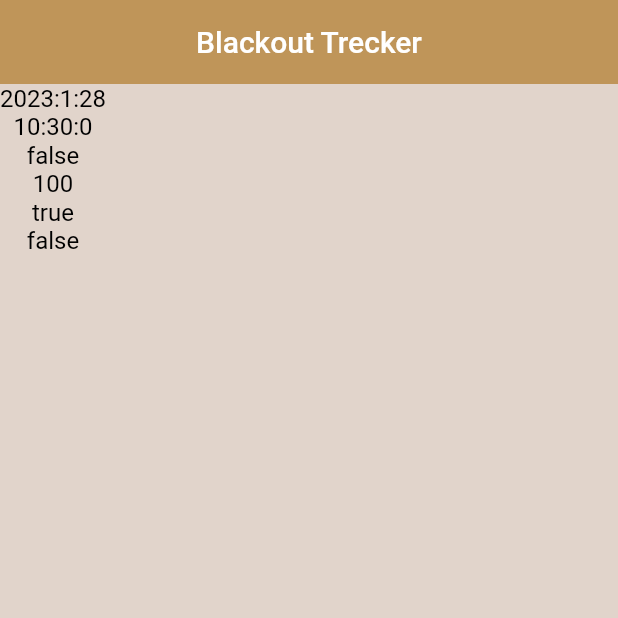
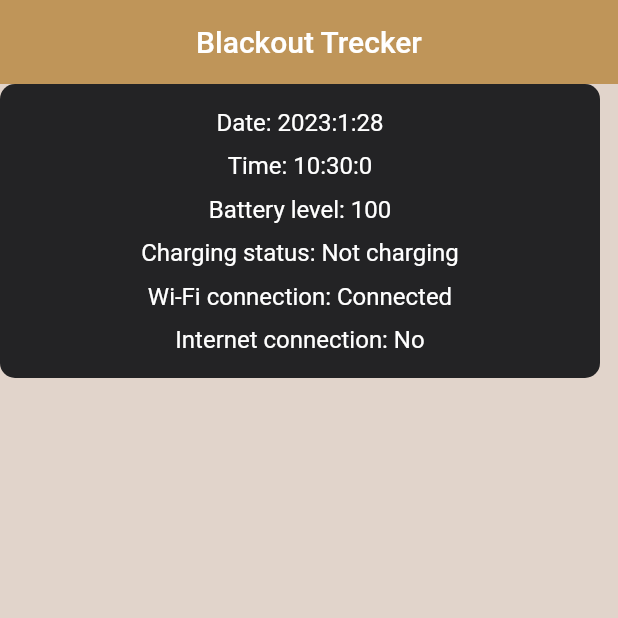
Before and after one commit to Maks-Kyrychok/blackout_tracker, a Flutter app: the screen it shows after launch, on a phone screen of 412 x 824 dp, the top half of it. Run offline on Flutter 3.47's test engine with Material 2 defaults, Android fonts, the phone set to English and light mode, and no system bars; our stand-ins replace battery_plus, connectivity_plus, shared_preferences.

Commit message:
Apdated BlackoutCheckWidget

```diff
--- a/lib/data/logic.dart
+++ b/lib/data/logic.dart
@@ -17,10 +17,10 @@ class Logic {
     return time;
   }
 
-  Future<String?> getAndSaveBatteryLevel() async {
+  Future<int?> getAndSaveBatteryLevel() async {
     int? batteryLevel = await appData.getBatteryPercentage();
     await appSharedPreferences.setBatteryLevel(batteryLevel);
-    return batteryLevel.toString();
+    return batteryLevel;
   }
 
   Future<String> getAndSaveChargingStatus() async {
--- a/lib/presentation/blackout_trecker_screen.dart
+++ b/lib/presentation/blackout_trecker_screen.dart
@@ -12,6 +12,7 @@ class BlackoutTreckerScreen extends StatelessWidget {
         centerTitle: true,
       ),
       body: Column(children: const [
+
         BlackoutCheckWidget(),
       ]),
     );
--- a/lib/presentation/custom_theme/custom_theme.dart
+++ b/lib/presentation/custom_theme/custom_theme.dart
@@ -11,9 +11,9 @@ class CustomTheme {
             elevation: 0.0,
             shadowColor: Colors.transparent),
         textTheme: const TextTheme(
-          subtitle1: TextStyle(color: Colors.black, fontSize: 16),
-          subtitle2: TextStyle(color: Colors.black, fontSize: 14),
-          bodyText2: TextStyle(color: Colors.black, fontSize: 16),
+          subtitle1: TextStyle(color: Colors.white, fontSize: 16),
+          subtitle2: TextStyle(color: Colors.white, fontSize: 14),
+          bodyText2: TextStyle(color: Colors.white, fontSize: 16),
         ));
   }
 }
--- a/lib/presentation/widgets/blackout_check_widget.dart
+++ b/lib/presentation/widgets/blackout_check_widget.dart
@@ -1,8 +1,6 @@
-import 'package:battery_plus/battery_plus.dart';
-import 'package:blackout_tracker/models/device_information.dart';
-import 'package:connectivity_plus/connectivity_plus.dart';
+import 'package:blackout_tracker/common/app_colors.dart';
+import 'package:blackout_tracker/data/logic.dart';
 import 'package:flutter/material.dart';
-import 'dart:io';
 
 class BlackoutCheckWidget extends StatefulWidget {
   const BlackoutCheckWidget({super.key});
@@ -12,81 +10,65 @@ class BlackoutCheckWidget extends StatefulWidget {
 }
 
 class _BlackoutCheckWidgetState extends State<BlackoutCheckWidget> {
-  DeviceInformation deviceInformation = DeviceInformation();
-  final DateTime _currentDataTime = DateTime.now();
-  final Battery _battery = Battery();
-  final Connectivity _connectivity = Connectivity();
-  ConnectivityResult? _connectionStatus;
-  BatteryState? _currentBatteryState;
+  Logic logic = Logic();
+
+  String date = '';
+  String time = '';
+  int batteryLevel = -1;
+  String chargingStatus = '';
+  String wifiState = '';
+  String internetConectionState = '';
 
   @override
   void initState() {
-    _getCurrentData();
-    _getCurrentTime();
-    _initConnectivity();
-    _tryConnection();
-    _getBatteryPercentage();
-    _isCharging();
+    getData();
     super.initState();
   }
 
   @override
   Widget build(BuildContext context) {
-    return Column(children: [
-      Text('${deviceInformation.currentData}'),
-      Text('${deviceInformation.currentTime}'),
-      Text('${deviceInformation.isCharging}'),
-      Text('${deviceInformation.batteryLevel}'),
-      Text('${deviceInformation.isConnectedToWifi}'),
-      Text('${deviceInformation.isConnected}'),
-    ]);
+    return Container(
+      width: 400,
+      decoration: BoxDecoration(
+        color: AppColors.cellBackground,
+        borderRadius: BorderRadius.circular(10.0),
+      ),
+      child: Padding(
+        padding: const EdgeInsets.all(16.0),
+        child: Column(children: [
+          Text('Date: $date'),
+          const SizedBox(
+            height: 10,
+          ),
+          Text('Time: $time'),
+          const SizedBox(
+            height: 10,
+          ),
+          Text('Battery level: $batteryLevel'),
+          const SizedBox(
+            height: 10,
+          ),
+          Text('Charging status: $chargingStatus'),
+          const SizedBox(
+            height: 10,
+          ),
+          Text('Wi-Fi connection: $wifiState'),
+          const SizedBox(
+            height: 10,
+          ),
+          Text('Internet connection: $internetConectionState'),
+        ]),
+      ),
+    );
   }
 
-  _getCurrentData() {
-    deviceInformation.currentData =
-        "${_currentDataTime.year}:${_currentDataTime.month}:${_currentDataTime.day}";
-  }
-
-  _getCurrentTime() {
-    deviceInformation.currentTime =
-        "${_currentDataTime.hour}:${_currentDataTime.minute}:${_currentDataTime.second}";
-  }
-
-  void _isCharging() async {
-    final state = await _battery.batteryState;
-    deviceInformation.isCharging = _currentBatteryState == state;
-  }
-
-  void _getBatteryPercentage() async {
-    final level = await _battery.batteryLevel;
-    deviceInformation.batteryLevel = level;
-  }
-
-  Future<void> _initConnectivity() async {
-    late ConnectivityResult result;
-    result = await _connectivity.checkConnectivity();
-    _updateConnectionStatus(result);
-  }
-
-  Future<void> _updateConnectionStatus(ConnectivityResult result) async {
-    setState(() {
-      _connectionStatus = result;
-      deviceInformation.isConnectedToWifi =
-          _connectionStatus == ConnectivityResult.wifi;
-    });
-  }
-
-  Future<void> _tryConnection() async {
-    try {
-      final response = await InternetAddress.lookup('www.google.com');
-
-      setState(() {
-        deviceInformation.isConnected = response.isNotEmpty;
-      });
-    } on SocketException catch (e) {
-      setState(() {
-        deviceInformation.isConnected = false;
-      });
-    }
+  void getData() async {
+    date = await logic.getAndSaveDate();
+    time = await logic.getAndSaveTime();
+    batteryLevel = (await logic.getAndSaveBatteryLevel())!;
+    chargingStatus = await logic.getAndSaveChargingStatus();
+    wifiState = await logic.getAndSaveWifiConnectivityState();
+    internetConectionState = await logic.getAndSaveInternetConnectivityState();
+    setState(() {});
   }
 }
```
Also changed, not shown: pubspec.lock.
